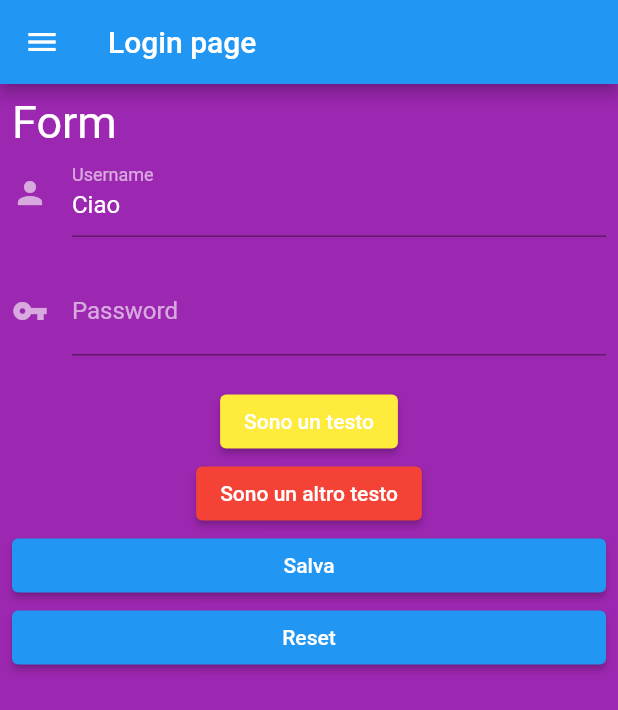
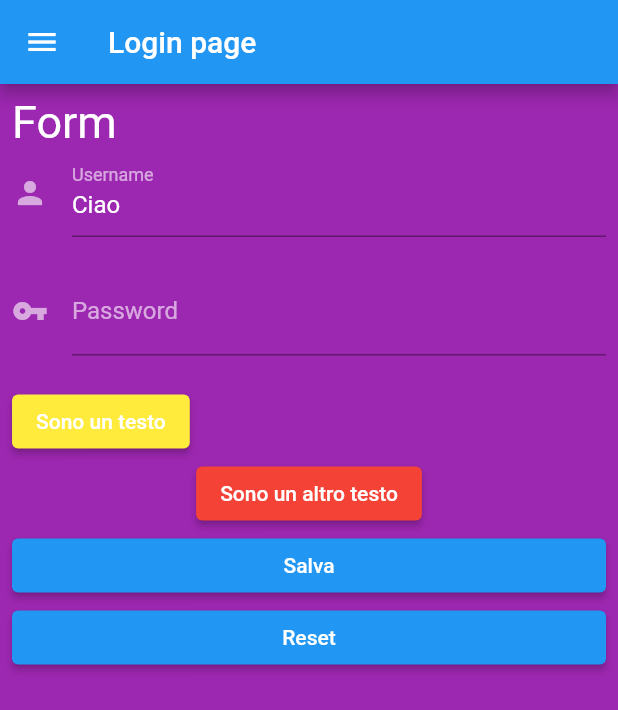
Before and after one commit to Elisa-Flutter/corsoflutter, a Flutter app: the screen it shows after launch, on a phone screen of 412 x 824 dp. Shown: the top 710 px of the screen. Run offline on Flutter 3.47's test engine with Material 2 defaults, Android fonts, the phone set to English and light mode, and no system bars.

Commit message:
bottone con align e colore di sfondo cambiato

```diff
--- a/form_login/lib/main.dart
+++ b/form_login/lib/main.dart
@@ -42,6 +42,7 @@ class MyHomePage extends StatefulWidget {
 
   final String title;
 
+
   @override
   State<MyHomePage> createState() => _MyHomePageState();
 }
@@ -51,6 +52,7 @@ class _MyHomePageState extends State<MyHomePage> {
 
   final _controllerUsername = TextEditingController(text: 'Ciao');
   final _controllerPassword = TextEditingController();
+  bool passwordVisibile = false;
 
   @override
   Widget build(BuildContext context) {
@@ -140,6 +142,7 @@ class _MyHomePageState extends State<MyHomePage> {
                           labelText: 'Username',
                           hintText: 'nome@example.it',
 
+
                           focusedBorder: OutlineInputBorder(
                             borderSide: BorderSide(
                               color: Colors.white,
@@ -166,7 +169,7 @@ class _MyHomePageState extends State<MyHomePage> {
                         //autofocus: true,
                         //readOnly: true,
                         //obscuringCharacter: '*',
-                        //obscureText: true,
+                        //obscureText: passwordVisibile,
                        // autocorrect: true,
                         validator: (value){
                           //valida se:
@@ -208,14 +211,14 @@ class _MyHomePageState extends State<MyHomePage> {
                       ),
                       const SizedBox(height: 20),
                       Align(
+                        alignment: Alignment.centerLeft,
                         child: ElevatedButton(
                           onPressed: () => print('ciao'),
                           child: const Text('Sono un testo'),
                           style: ButtonStyle(
                               backgroundColor:
-                              MaterialStateProperty.resolveWith(
-                                      (states) {
-                                    if(states.contains(MaterialState.pressed)){
+                              MaterialStateProperty.resolveWith((states)
+                              { if(states.contains(MaterialState.pressed)){
                                       return Colors.yellow.shade700;
                                     }
                                     return Colors.yellow;
```
